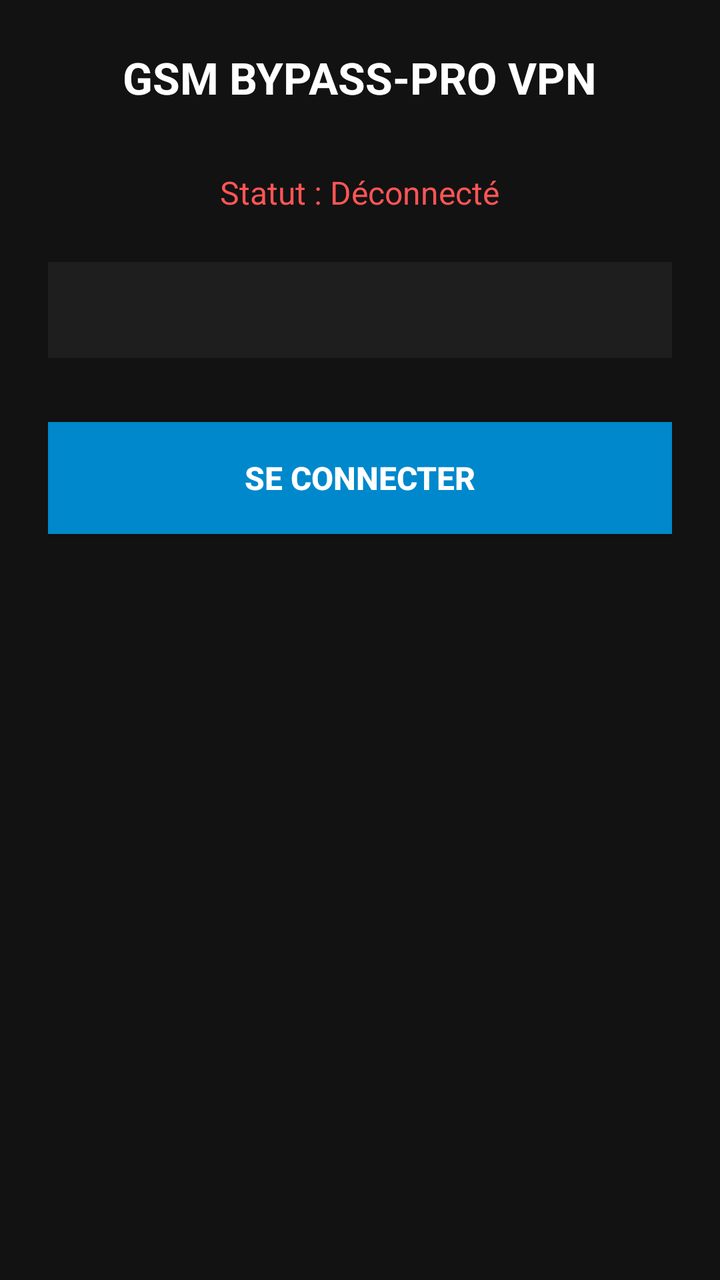
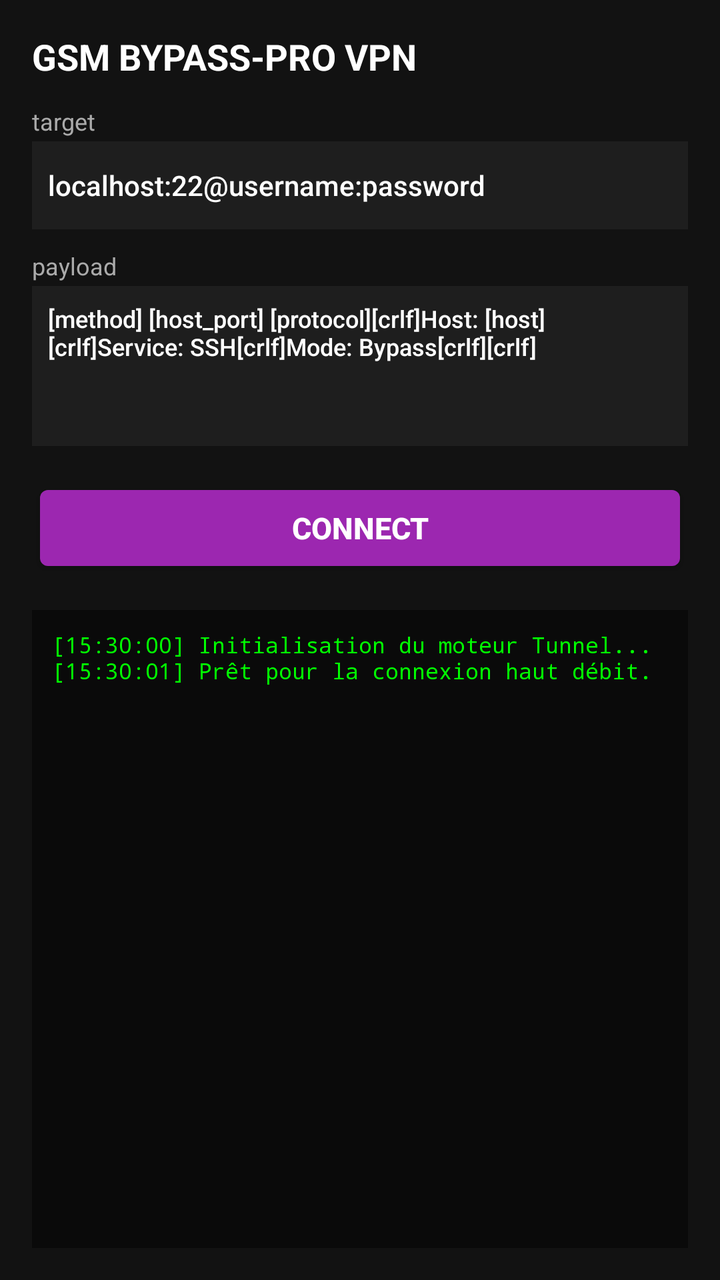

Two renders of the same Android screen: before a commit and after it. Below are the layout's source before the change and the commit's diff.
<!-- AndroidManifest.xml: application theme android:Theme.DeviceDefault -->
<!-- res/layout/activity_main.xml -->
<?xml version="1.0" encoding="utf-8"?>
<LinearLayout xmlns:android="http://schemas.android.com/apk/res/android"
    android:layout_width="match_parent"
    android:layout_height="match_parent"
    android:orientation="vertical"
    android:padding="24dp"
    android:gravity="center_horizontal"
    android:background="#121212">

    <TextView
        android:layout_width="wrap_content"
        android:layout_height="wrap_content"
        android:text="GSM BYPASS-PRO VPN"
        android:textSize="22sp"
        android:textStyle="bold"
        android:textColor="#FFFFFF"
        android:layout_marginBottom="32dp" />

    <TextView
        android:id="@+id/tvStatus"
        android:layout_width="wrap_content"
        android:layout_height="wrap_content"
        android:text="Statut : Déconnecté"
        android:textSize="16sp"
        android:textColor="#FF5555"
        android:layout_marginBottom="24dp" />

    <Spinner
        android:id="@+id/spinnerServers"
        android:layout_width="match_parent"
        android:layout_height="48dp"
        android:layout_marginBottom="16dp"
        android:background="#1E1E1E" />

    <Button
        android:id="@+id/btnConnect"
        android:layout_width="match_parent"
        android:layout_height="56dp"
        android:text="SE CONNECTER"
        android:textSize="16sp"
        android:textStyle="bold"
        android:textColor="#FFFFFF"
        android:background="#0088CC"
        android:layout_marginTop="16dp" />

</LinearLayout>
<!-- resources referenced by this layout -->
<resources>

</resources>

<!-- the commit's change to res/layout/activity_main.xml (unified diff, before → after) -->
@@ -3,44 +3,83 @@
     android:layout_width="match_parent"
     android:layout_height="match_parent"
     android:orientation="vertical"
-    android:padding="24dp"
-    android:gravity="center_horizontal"
+    android:padding="16dp"
     android:background="#121212">
 
+    
     <TextView
-        android:layout_width="wrap_content"
+        android:layout_width="match_parent"
         android:layout_height="wrap_content"
         android:text="GSM BYPASS-PRO VPN"
-        android:textSize="22sp"
+        android:textSize="18sp"
         android:textStyle="bold"
         android:textColor="#FFFFFF"
-        android:layout_marginBottom="32dp" />
+        android:layout_marginBottom="12dp" />
 
+    
     <TextView
-        android:id="@+id/tvStatus"
-        android:layout_width="wrap_content"
+        android:layout_width="match_parent"
         android:layout_height="wrap_content"
-        android:text="Statut : Déconnecté"
-        android:textSize="16sp"
-        android:textColor="#FF5555"
-        android:layout_marginBottom="24dp" />
+        android:text="target"
+        android:textColor="#AAAAAA"
+        android:textSize="12sp"
+        android:layout_marginBottom="2dp" />
 
-    <Spinner
-        android:id="@+id/spinnerServers"
+    <EditText
+        android:id="@+id/etTarget"
         android:layout_width="match_parent"
-        android:layout_height="48dp"
-        android:layout_marginBottom="16dp"
-        android:background="#1E1E1E" />
+        android:layout_height="44dp"
+        android:text="localhost:22@username:password"
+        android:textColor="#FFFFFF"
+        android:textSize="14sp"
+        android:background="#1E1E1E"
+        android:padding="8dp"
+        android:layout_marginBottom="10dp" />
 
+    
+    <TextView
+        android:layout_width="match_parent"
+        android:layout_height="wrap_content"
+        android:text="payload"
+        android:textColor="#AAAAAA"
+        android:textSize="12sp"
+        android:layout_marginBottom="2dp" />
+
+    <EditText
+        android:id="@+id/etPayload"
+        android:layout_width="match_parent"
+        android:layout_height="80dp"
+        android:text="[method] [host_port] [protocol][crlf]Host: [host][crlf]Service: SSH[crlf]Mode: Bypass[crlf][crlf]"
+        android:textColor="#FFFFFF"
+        android:textSize="12sp"
+        android:background="#1E1E1E"
+        android:padding="8dp"
+        android:gravity="top"
+        android:layout_marginBottom="16dp" />
+
+    
     <Button
         android:id="@+id/btnConnect"
         android:layout_width="match_parent"
-        android:layout_height="56dp"
-        android:text="SE CONNECTER"
-        android:textSize="16sp"
+        android:layout_height="50dp"
+        android:text="CONNECT"
+        android:textSize="15sp"
         android:textStyle="bold"
         android:textColor="#FFFFFF"
-        android:background="#0088CC"
-        android:layout_marginTop="16dp" />
+        android:backgroundTint="#9C27B0"
+        android:layout_marginBottom="16dp" />
+
+    
+    <TextView
+        android:id="@+id/tvLogs"
+        android:layout_width="match_parent"
+        android:layout_height="0dp"
+        android:layout_weight="1"
+        android:text="[15:30:00] Initialisation du moteur Tunnel...\n[15:30:01] Prêt pour la connexion haut débit."
+        android:textColor="#00FF00"
+        android:textSize="11sp"
+        android:background="#0A0A0A"
+        android:padding="10sp"
+        android:fontFamily="monospace" />
 
 </LinearLayout>
